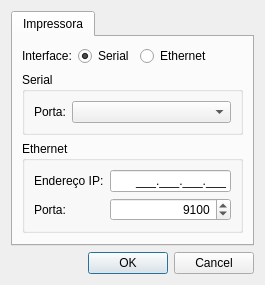
The window that settingsdialog.ui (leidensj/BKVale) describes before a commit, drawn with Qt 5.
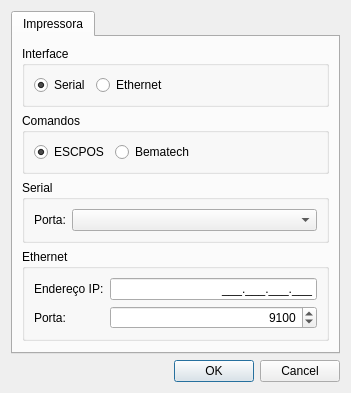
The same window after the commit. Icons and pictures are not drawn.

Diff of the .ui file:
```diff
--- a/settingsdialog.ui
+++ b/settingsdialog.ui
@@ -6,8 +6,8 @@
    <rect>
     <x>0</x>
     <y>0</y>
-    <width>265</width>
-    <height>267</height>
+    <width>351</width>
+    <height>376</height>
    </rect>
   </property>
   <property name="windowTitle">
@@ -42,14 +42,14 @@
       </attribute>
       <layout class="QVBoxLayout" name="verticalLayout_3">
        <item>
-        <layout class="QHBoxLayout" name="horizontalLayout_3">
-         <item>
-          <widget class="QLabel" name="label_10">
-           <property name="text">
-            <string>Interface:</string>
-           </property>
-          </widget>
-         </item>
+        <widget class="QGroupBox" name="groupBox">
+         <property name="title">
+          <string>Interface</string>
+         </property>
+         <property name="flat">
+          <bool>true</bool>
+         </property>
+         <layout class="QHBoxLayout" name="horizontalLayout_2">
          <item>
           <widget class="QRadioButton" name="rdoSerial">
            <property name="text">
@@ -76,6 +76,48 @@
           </widget>
          </item>
          <item>
+           <spacer name="horizontalSpacer_2">
+            <property name="orientation">
+             <enum>Qt::Orientation::Horizontal</enum>
+            </property>
+            <property name="sizeHint" stdset="0">
+             <size>
+              <width>40</width>
+              <height>20</height>
+             </size>
+            </property>
+           </spacer>
+          </item>
+         </layout>
+        </widget>
+       </item>
+       <item>
+        <widget class="QGroupBox" name="groupBox_2">
+         <property name="title">
+          <string>Comandos</string>
+         </property>
+         <property name="flat">
+          <bool>true</bool>
+         </property>
+         <layout class="QHBoxLayout" name="horizontalLayout_3">
+          <item>
+           <widget class="QRadioButton" name="rdoEscpos">
+            <property name="text">
+             <string>ESCPOS</string>
+            </property>
+            <property name="checked">
+             <bool>true</bool>
+            </property>
+           </widget>
+          </item>
+          <item>
+           <widget class="QRadioButton" name="rdoBematech">
+            <property name="text">
+             <string>Bematech</string>
+            </property>
+           </widget>
+          </item>
+          <item>
           <spacer name="horizontalSpacer">
            <property name="orientation">
             <enum>Qt::Horizontal</enum>
@@ -89,6 +131,7 @@
           </spacer>
          </item>
         </layout>
+        </widget>
        </item>
        <item>
         <widget class="QGroupBox" name="grpSerial">
```
Left out of the diff: 16 changed lines with no effect on the pictures. Lines whose indentation alone changed are shown as unchanged.
